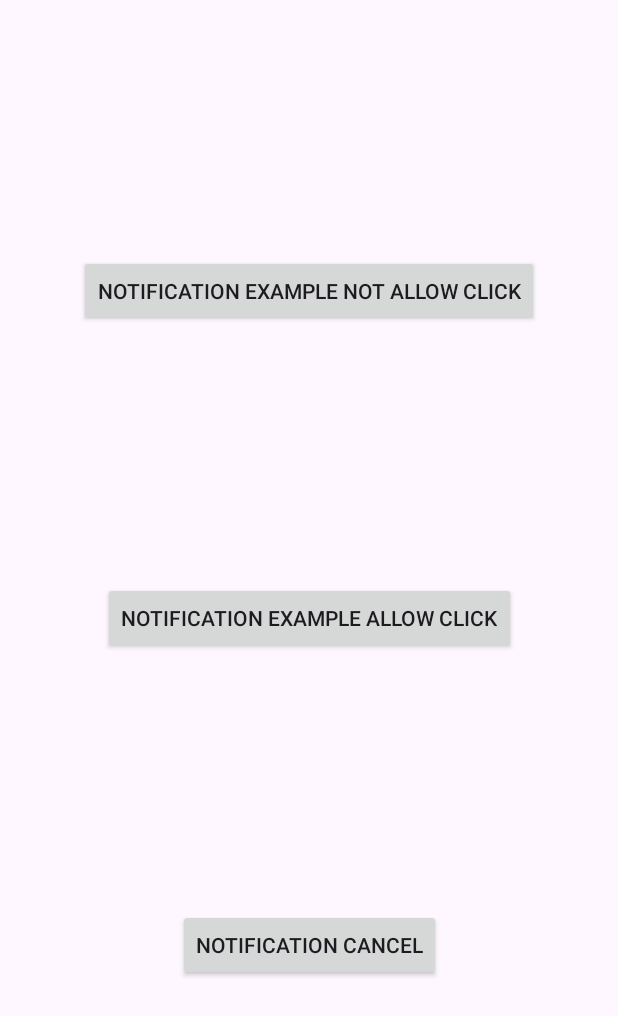
After one commit to NamTranDev/BaiGiangPrm391, an Android app: the NotificationActivity screen opened directly, with no data from a screen before it, on a phone screen of 412 x 824 dp. The commit adds this screen. Shown: the top 1016 px of the screen. Run offline under Robolectric (Android 15) with nearby library versions, the phone set to English and light mode, and no system bars.

Commit message:
- Example notification

```diff
--- a/app/src/main/AndroidManifest.xml
+++ b/app/src/main/AndroidManifest.xml
@@ -2,6 +2,7 @@
 <manifest xmlns:android="http://schemas.android.com/apk/res/android"
     xmlns:tools="http://schemas.android.com/tools">
 
+    <uses-permission android:name="android.permission.POST_NOTIFICATIONS" />
     <application
         android:allowBackup="true"
         android:dataExtractionRules="@xml/data_extraction_rules"
@@ -21,6 +22,8 @@
                 <category android:name="android.intent.category.LAUNCHER" />
             </intent-filter>
         </activity>
+        <activity android:name=".notification.NotificationActivity"/>
+        <activity android:name=".notification.ResultNotificationActivity"/>
     </application>
 
 </manifest>
--- /dev/null
+++ b/app/src/main/java/nam/tran/baigiangprm391/notification/NotificationActivity.java
@@ -0,0 +1,97 @@
+package nam.tran.baigiangprm391.notification;
+
+import android.app.Notification;
+import android.app.NotificationChannel;
+import android.app.NotificationManager;
+import android.app.PendingIntent;
+import android.content.Context;
+import android.content.Intent;
+import android.graphics.BitmapFactory;
+import android.graphics.Color;
+import android.os.Build;
+import android.os.Bundle;
+import android.view.View;
+
+import androidx.annotation.Nullable;
+import androidx.appcompat.app.AppCompatActivity;
+import androidx.core.app.NotificationCompat;
+
+import java.util.Random;
+
+import nam.tran.baigiangprm391.R;
+
+public class NotificationActivity extends AppCompatActivity {
+
+    private NotificationManager notificationManager;
+    private NotificationChannel notificationChannel;
+    private Notification.Builder builder;
+    private final String channelId = "i.apps.notifications";
+    private final String description = "Test notification";
+
+    @Override
+    protected void onCreate(@Nullable Bundle savedInstanceState) {
+        super.onCreate(savedInstanceState);
+        setContentView(R.layout.activity_notification);
+
+        notificationManager = (NotificationManager) getSystemService(Context.NOTIFICATION_SERVICE);
+
+        findViewById(R.id.bt_notification_not_allow_click).setOnClickListener(new View.OnClickListener() {
+            @Override
+            public void onClick(View v) {
+                sendNotification(false);
+            }
+        });
+
+        findViewById(R.id.bt_notification_allow_click).setOnClickListener(new View.OnClickListener() {
+            @Override
+            public void onClick(View v) {
+                sendNotification(true);
+            }
+        });
+
+        findViewById(R.id.bt_notification_cancel).setOnClickListener(new View.OnClickListener() {
+            @Override
+            public void onClick(View v) {
+                notificationManager.cancelAll();
+            }
+        });
+    }
+
+    void sendNotification(boolean allowClick) {
+        Intent intent = new Intent(NotificationActivity.this, ResultNotificationActivity.class);
+
+        PendingIntent pendingIntent = PendingIntent.getActivity(NotificationActivity.this, 0, intent, PendingIntent.FLAG_UPDATE_CURRENT);
+
+        String title = "Đây là title notification";
+        String content = allowClick ? "Đây là content notification cho phep click" : "Đây là content notification";
+
+        // checking if android version is greater than oreo(API 26) or not
+        if (Build.VERSION.SDK_INT >= Build.VERSION_CODES.O) {
+            notificationChannel = new NotificationChannel(channelId, description, NotificationManager.IMPORTANCE_HIGH);
+            notificationChannel.enableLights(true);
+            notificationChannel.setLightColor(Color.GREEN);
+            notificationChannel.enableVibration(false);
+            notificationManager.createNotificationChannel(notificationChannel);
+        }
+        builder = new Notification.Builder(NotificationActivity.this, channelId)
+                // Các giá trị có thể là PRIORITY_DEFAULT, PRIORITY_HIGH, PRIORITY_LOW, hoặc PRIORITY_MAX.
+                .setPriority(NotificationCompat.PRIORITY_MAX)
+                .setDefaults(Notification.DEFAULT_ALL)
+                .setContentTitle(title)
+                .setContentText(content)
+                .setSmallIcon(R.drawable.ic_launcher_background)
+                .setLargeIcon(BitmapFactory.decodeResource(getResources(), R.drawable.ic_launcher_background))
+                .setAutoCancel(true);
+
+        // Notification Actions
+        // NotificationCompat.Action action = new NotificationCompat.Action(R.drawable.ic_action, "Action", pendingIntent);
+        // builder.addAction(action);
+
+        // Notification Lifecycle : Notifications có một vòng đời, từ lúc được tạo đến khi người dùng tương tác
+        // với chúng hoặc khi chúng bị hủy bỏ
+
+        if (allowClick)
+            builder.setContentIntent(pendingIntent);
+        notificationManager.notify(new Random().nextInt(), builder.build());
+    }
+}
--- a/app/src/main/res/layout/activity_main.xml
+++ b/app/src/main/res/layout/activity_main.xml
@@ -6,10 +6,11 @@
     android:layout_height="match_parent"
     tools:context=".MainActivity">
 
-    <TextView
+    <androidx.appcompat.widget.AppCompatButton
+        android:id="@+id/bt_notification"
         android:layout_width="wrap_content"
         android:layout_height="wrap_content"
-        android:text="Hello World!"
+        android:text="Notification Example"
         app:layout_constraintBottom_toBottomOf="parent"
         app:layout_constraintEnd_toEndOf="parent"
         app:layout_constraintStart_toStartOf="parent"
--- /dev/null
+++ b/app/src/main/res/layout/activity_notification.xml
@@ -0,0 +1,39 @@
+<?xml version="1.0" encoding="utf-8"?>
+<androidx.constraintlayout.widget.ConstraintLayout xmlns:android="http://schemas.android.com/apk/res/android"
+    xmlns:app="http://schemas.android.com/apk/res-auto"
+    xmlns:tools="http://schemas.android.com/tools"
+    android:layout_width="match_parent"
+    android:layout_height="match_parent"
+    tools:context=".notification.NotificationActivity">
+
+    <androidx.appcompat.widget.AppCompatButton
+        android:id="@+id/bt_notification_not_allow_click"
+        android:layout_width="wrap_content"
+        android:layout_height="wrap_content"
+        android:text="Notification Example Not Allow Click"
+        app:layout_constraintBottom_toTopOf="@+id/bt_notification_allow_click"
+        app:layout_constraintEnd_toEndOf="parent"
+        app:layout_constraintStart_toStartOf="parent"
+        app:layout_constraintTop_toTopOf="parent" />
+
+    <androidx.appcompat.widget.AppCompatButton
+        android:id="@+id/bt_notification_allow_click"
+        android:layout_width="wrap_content"
+        android:layout_height="wrap_content"
+        android:text="Notification Example Allow Click"
+        app:layout_constraintBottom_toTopOf="@+id/bt_notification_cancel"
+        app:layout_constraintEnd_toEndOf="parent"
+        app:layout_constraintStart_toStartOf="parent"
+        app:layout_constraintTop_toBottomOf="@+id/bt_notification_not_allow_click" />
+
+    <androidx.appcompat.widget.AppCompatButton
+        android:id="@+id/bt_notification_cancel"
+        android:layout_width="wrap_content"
+        android:layout_height="wrap_content"
+        android:text="Notification Cancel"
+        app:layout_constraintBottom_toBottomOf="parent"
+        app:layout_constraintEnd_toEndOf="parent"
+        app:layout_constraintStart_toStartOf="parent"
+        app:layout_constraintTop_toBottomOf="@+id/bt_notification_allow_click" />
+
+</androidx.constraintlayout.widget.ConstraintLayout>
```
Also changed, not shown: app/src/main/java/nam/tran/baigiangprm391/MainActivity.java (+11 -0 lines), app/src/main/java/nam/tran/baigiangprm391/notification/ResultNotificationActivity.java (added, +17 -0 lines), app/src/main/res/layout/activity_result_notification.xml (added, +18 -0 lines).
